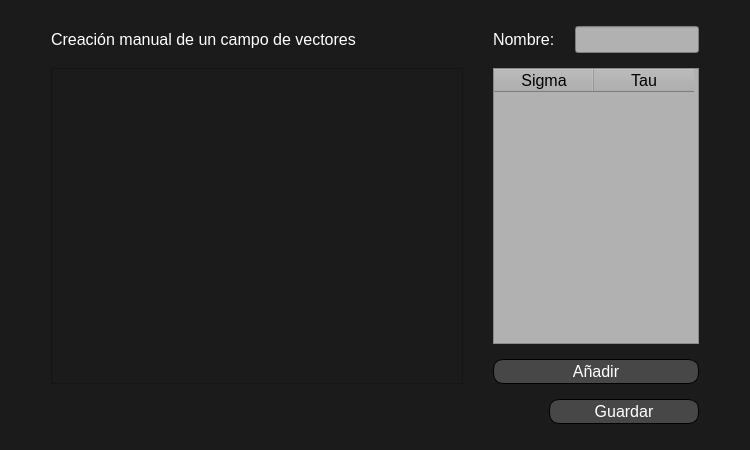
Above: Presentacion/Prueba_CamposV.ui from paascorb/TFG before the change. Below: the same form after it.
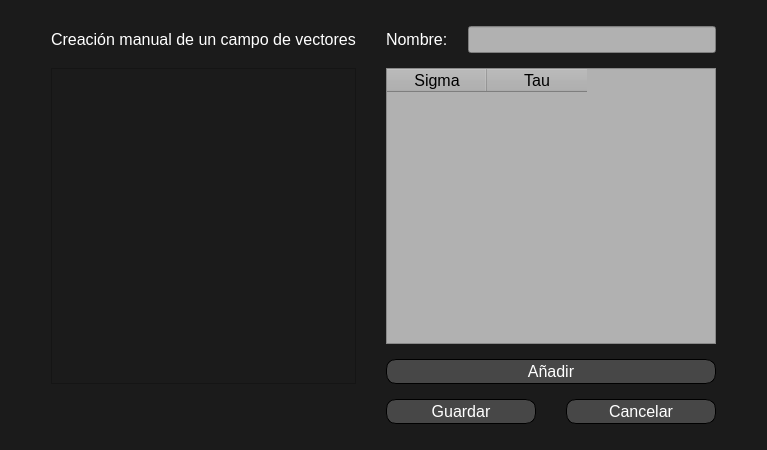
That is the form after the change. Icons and pictures are not drawn.

Commit message: Problemitas con el join y nombres de varias longitudes.

```diff
--- a/Presentacion/Prueba_CamposV.ui
+++ b/Presentacion/Prueba_CamposV.ui
@@ -23,7 +23,7 @@
   </property>
   <layout class="QHBoxLayout" name="horizontalLayout_2" stretch="0">
    <item>
-    <layout class="QGridLayout" name="gridLayout" columnstretch="2,1">
+    <layout class="QGridLayout" name="gridLayout" columnstretch="2,1,0">
      <property name="leftMargin">
       <number>40</number>
      </property>
@@ -42,84 +42,6 @@
      <property name="verticalSpacing">
       <number>15</number>
      </property>
-     <item row="0" column="0">
-      <widget class="QLabel" name="label_3">
-       <property name="font">
-        <font>
-         <pointsize>12</pointsize>
-        </font>
-       </property>
-       <property name="text">
-        <string>Creación manual de un campo de vectores</string>
-       </property>
-      </widget>
-     </item>
-     <item row="1" column="1">
-      <widget class="QTableWidget" name="tablePairs">
-       <property name="maximumSize">
-        <size>
-         <width>16777215</width>
-         <height>16777215</height>
-        </size>
-       </property>
-       <property name="styleSheet">
-        <string notr="true">color: rgb(0, 0, 0);
-background-color: rgb(177, 177, 177);</string>
-       </property>
-       <column>
-        <property name="text">
-         <string>Sigma</string>
-        </property>
-        <property name="font">
-         <font>
-          <pointsize>12</pointsize>
-         </font>
-        </property>
-       </column>
-       <column>
-        <property name="text">
-         <string>Tau</string>
-        </property>
-        <property name="font">
-         <font>
-          <pointsize>12</pointsize>
-         </font>
-        </property>
-       </column>
-      </widget>
-     </item>
-     <item row="0" column="1">
-      <layout class="QHBoxLayout" name="horizontalLayout_3">
-       <property name="spacing">
-        <number>20</number>
-       </property>
-       <item>
-        <widget class="QLabel" name="label_2">
-         <property name="font">
-          <font>
-           <pointsize>12</pointsize>
-          </font>
-         </property>
-         <property name="text">
-          <string>Nombre:</string>
-         </property>
-        </widget>
-       </item>
-       <item>
-        <widget class="QLineEdit" name="line_vf_name">
-         <property name="font">
-          <font>
-           <pointsize>12</pointsize>
-          </font>
-         </property>
-         <property name="styleSheet">
-          <string notr="true">color: rgb(0, 0, 0);
-background-color: rgb(177, 177, 177);</string>
-         </property>
-        </widget>
-       </item>
-      </layout>
-     </item>
      <item row="3" column="1" alignment="Qt::AlignRight">
       <widget class="QPushButton" name="pushButton_Guardar">
        <property name="sizePolicy">
@@ -172,32 +94,15 @@
        </property>
       </widget>
      </item>
-     <item row="2" column="1">
-      <widget class="QPushButton" name="pushButton_Anadir">
-       <property name="minimumSize">
-        <size>
-         <width>0</width>
-         <height>25</height>
-        </size>
-       </property>
+     <item row="0" column="0">
+      <widget class="QLabel" name="label_3">
        <property name="font">
         <font>
          <pointsize>12</pointsize>
         </font>
        </property>
-       <property name="styleSheet">
-        <string notr="true">QPushButton{
-color: rgb(255, 255, 255);
-background-color: rgb(71, 71, 71);
-border: 1px solid;
-border-radius: 10px;}
-
-QPushButton:hover{
-	background-color: rgb(100, 100, 100);
-}</string>
-       </property>
        <property name="text">
-        <string>Añadir</string>
+        <string>Creación manual de un campo de vectores</string>
        </property>
       </widget>
      </item>
@@ -211,7 +116,7 @@
          <rect>
           <x>0</x>
           <y>0</y>
-          <width>413</width>
+          <width>290</width>
           <height>318</height>
          </rect>
         </property>
@@ -227,6 +132,142 @@
        </widget>
       </widget>
      </item>
+     <item row="3" column="2">
+      <widget class="QPushButton" name="pushButton_Cancelar">
+       <property name="sizePolicy">
+        <sizepolicy hsizetype="Preferred" vsizetype="Preferred">
+         <horstretch>0</horstretch>
+         <verstretch>0</verstretch>
+        </sizepolicy>
+       </property>
+       <property name="minimumSize">
+        <size>
+         <width>150</width>
+         <height>25</height>
+        </size>
+       </property>
+       <property name="maximumSize">
+        <size>
+         <width>350</width>
+         <height>50</height>
+        </size>
+       </property>
+       <property name="font">
+        <font>
+         <pointsize>12</pointsize>
+        </font>
+       </property>
+       <property name="styleSheet">
+        <string notr="true">QPushButton{
+color: rgb(255, 255, 255);
+background-color: rgb(71, 71, 71);
+border: 1px solid;
+border-radius: 10px;}
+
+QPushButton:hover{
+	background-color: rgb(100, 100, 100);
+}</string>
+       </property>
+       <property name="text">
+        <string>Cancelar</string>
+       </property>
+      </widget>
+     </item>
+     <item row="0" column="1" colspan="2">
+      <layout class="QHBoxLayout" name="horizontalLayout_3">
+       <property name="spacing">
+        <number>20</number>
+       </property>
+       <item>
+        <widget class="QLabel" name="label_2">
+         <property name="font">
+          <font>
+           <pointsize>12</pointsize>
+          </font>
+         </property>
+         <property name="text">
+          <string>Nombre:</string>
+         </property>
+        </widget>
+       </item>
+       <item>
+        <widget class="QLineEdit" name="line_vf_name">
+         <property name="font">
+          <font>
+           <pointsize>12</pointsize>
+          </font>
+         </property>
+         <property name="styleSheet">
+          <string notr="true">color: rgb(0, 0, 0);
+background-color: rgb(177, 177, 177);</string>
+         </property>
+        </widget>
+       </item>
+      </layout>
+     </item>
+     <item row="1" column="1" colspan="2">
+      <widget class="QTableWidget" name="tablePairs">
+       <property name="maximumSize">
+        <size>
+         <width>16777215</width>
+         <height>16777215</height>
+        </size>
+       </property>
+       <property name="styleSheet">
+        <string notr="true">color: rgb(0, 0, 0);
+background-color: rgb(177, 177, 177);</string>
+       </property>
+       <column>
+        <property name="text">
+         <string>Sigma</string>
+        </property>
+        <property name="font">
+         <font>
+          <pointsize>12</pointsize>
+         </font>
+        </property>
+       </column>
+       <column>
+        <property name="text">
+         <string>Tau</string>
+        </property>
+        <property name="font">
+         <font>
+          <pointsize>12</pointsize>
+         </font>
+        </property>
+       </column>
+      </widget>
+     </item>
+     <item row="2" column="1" colspan="2">
+      <widget class="QPushButton" name="pushButton_Anadir">
+       <property name="minimumSize">
+        <size>
+         <width>0</width>
+         <height>25</height>
+        </size>
+       </property>
+       <property name="font">
+        <font>
+         <pointsize>12</pointsize>
+        </font>
+       </property>
+       <property name="styleSheet">
+        <string notr="true">QPushButton{
+color: rgb(255, 255, 255);
+background-color: rgb(71, 71, 71);
+border: 1px solid;
+border-radius: 10px;}
+
+QPushButton:hover{
+	background-color: rgb(100, 100, 100);
+}</string>
+       </property>
+       <property name="text">
+        <string>Añadir</string>
+       </property>
+      </widget>
+     </item>
     </layout>
    </item>
   </layout>
```
The commit also changes 13 other files.
